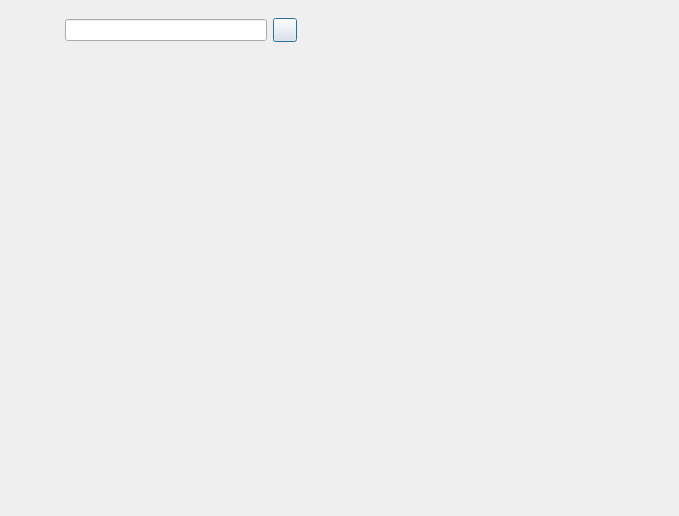
Qt form chatroom/chatdialog.ui (KBchulan/ChatRoom) before a commit.
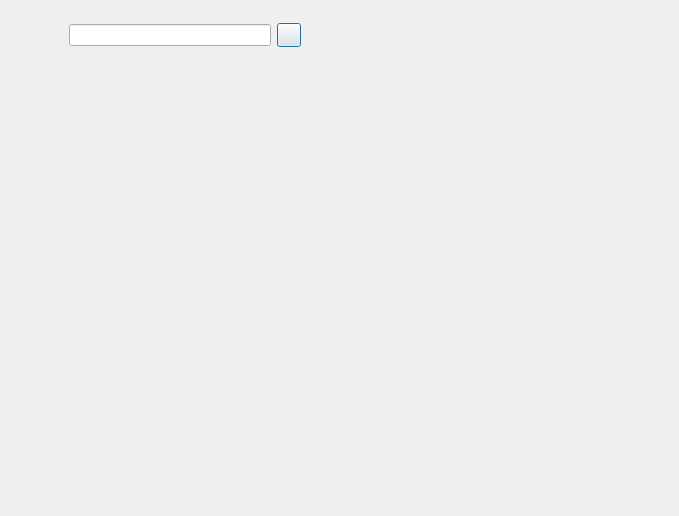
The same form after that commit. Custom widgets are drawn as their Qt base class.

```diff
--- a/chatroom/chatdialog.ui
+++ b/chatroom/chatdialog.ui
@@ -39,13 +39,13 @@
      </property>
      <property name="minimumSize">
       <size>
-       <width>56</width>
+       <width>60</width>
        <height>0</height>
       </size>
      </property>
      <property name="maximumSize">
       <size>
-       <width>56</width>
+       <width>60</width>
        <height>16777215</height>
       </size>
      </property>
@@ -172,13 +172,13 @@
         <property name="minimumSize">
          <size>
           <width>0</width>
-          <height>60</height>
+          <height>70</height>
          </size>
         </property>
         <property name="maximumSize">
          <size>
           <width>16777215</width>
-          <height>60</height>
+          <height>70</height>
          </size>
         </property>
         <layout class="QHBoxLayout" name="horizontalLayout_2">
@@ -218,6 +218,14 @@
    </item>
   </layout>
  </widget>
+ <customwidgets>
+  <customwidget>
+   <class>SideBarWidget</class>
+   <extends>QWidget</extends>
+   <header>sidebarwidget.hpp</header>
+   <container>1</container>
+  </customwidget>
+ </customwidgets>
  <resources/>
  <connections/>
 </ui>
```
Left out of the diff: 94 changed lines with no effect on the pictures.
